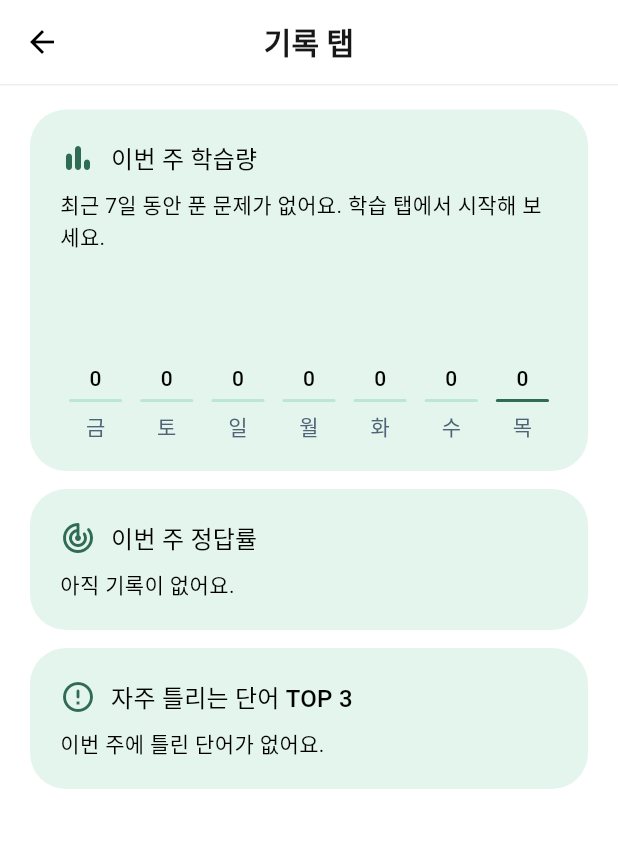
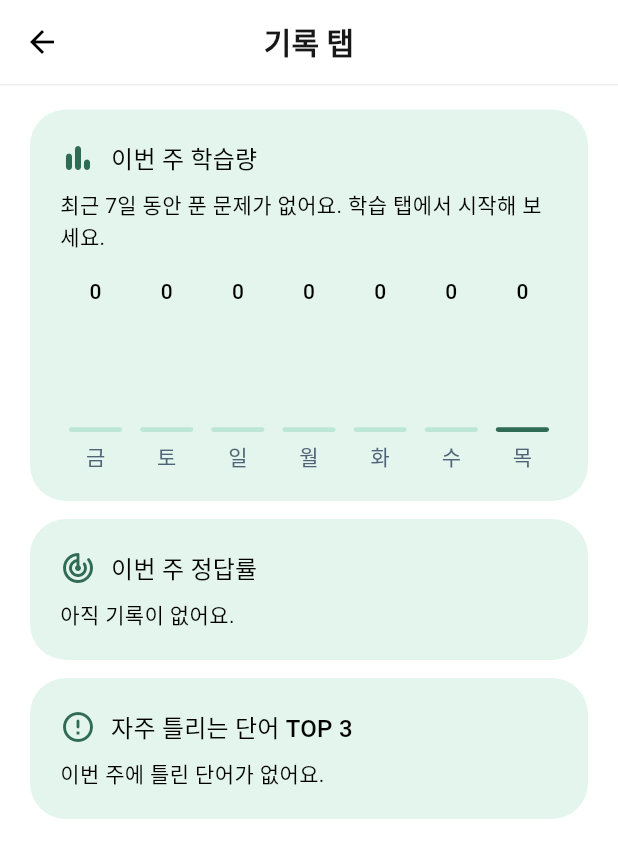
Before and after one commit to Salkogi07/OpenSoftware-Project, a Flutter app: the RecordScreen screen opened directly, on a phone screen of 412 x 824 dp. Shown: the top 858 px of the screen. Run offline on Flutter 3.47's test engine with Material 3 defaults, Android fonts, the phone set to English and light mode, and no system bars; our stand-ins replace supabase_flutter; accounts and stored records are empty; Roboto replaces fonts that are missing (Pretendard).

Commit message:
[Fix] 기록 탭 막대그래프가 아래로 넘치는 문제 수정
막대 높이를 고정 계산하지 않고 숫자·요일 글자를 뺀 남은 공간 안에서 비율대로 차게 함

Co-Authored-By: Claude Opus 5.5 <noreply@anthropic.com>

```diff
--- a/lib/frontend_screens.dart
+++ b/lib/frontend_screens.dart
@@ -348,7 +348,7 @@ class RecordScreen extends StatelessWidget {
                 ? '최근 7일 동안 푼 문제가 없어요. 학습 탭에서 시작해 보세요.'
                 : '최근 7일 동안 $total문제를 풀었어요.',
             child: SizedBox(
-              height: 110,
+              height: 130,
               child: Row(
                 crossAxisAlignment: CrossAxisAlignment.end,
                 children: [
@@ -362,12 +362,27 @@ class RecordScreen extends StatelessWidget {
                             style: text.labelLarge,
                           ),
                           const SizedBox(height: 4),
-                          Container(
-                            height: 60 * weekly.dailyCounts[i] / maxCount + 2,
-                            margin: const EdgeInsets.symmetric(horizontal: 6),
-                            decoration: BoxDecoration(
-                              color: i == 6 ? green : const Color(0xffbce6d6),
-                              borderRadius: BorderRadius.circular(6),
+                          // 숫자·요일 글자를 놓고 남은 높이 안에서 막대가 비율대로 차서 넘치지 않음
+                          Expanded(
+                            child: Align(
+                              alignment: Alignment.bottomCenter,
+                              child: FractionallySizedBox(
+                                heightFactor: math.max(
+                                  0.04,
+                                  weekly.dailyCounts[i] / maxCount,
+                                ),
+                                child: Container(
+                                  margin: const EdgeInsets.symmetric(
+                                    horizontal: 6,
+                                  ),
+                                  decoration: BoxDecoration(
+                                    color: i == 6
+                                        ? green
+                                        : const Color(0xffbce6d6),
+                                    borderRadius: BorderRadius.circular(6),
+                                  ),
+                                ),
+                              ),
                             ),
                           ),
                           const SizedBox(height: 6),
```
